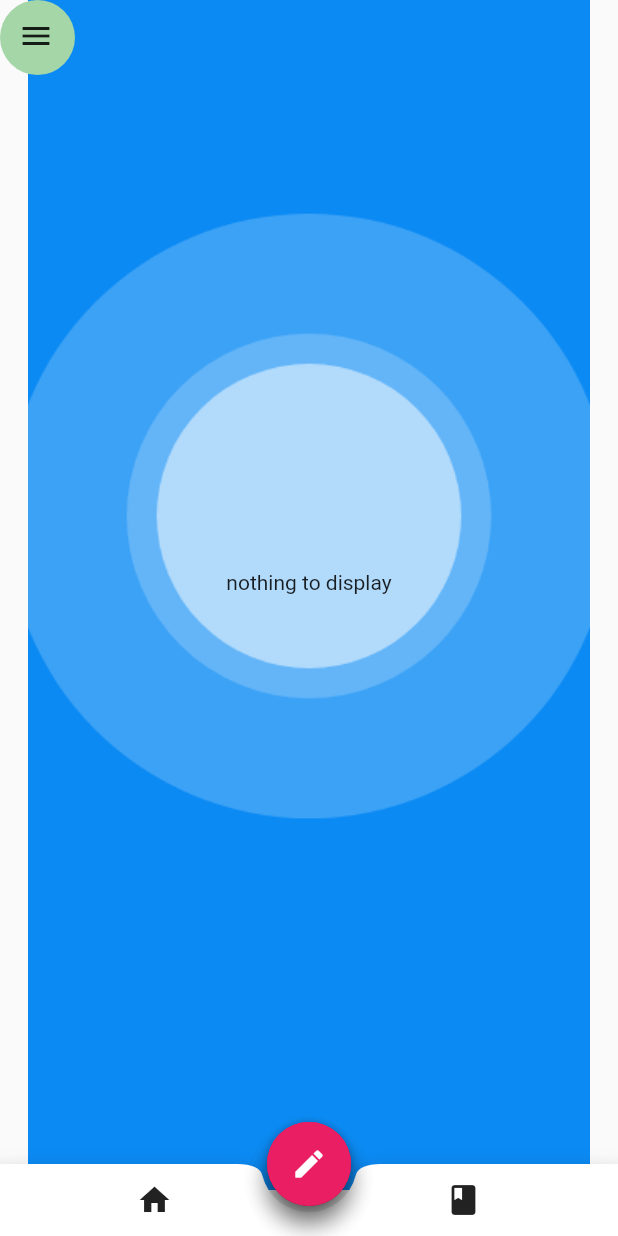
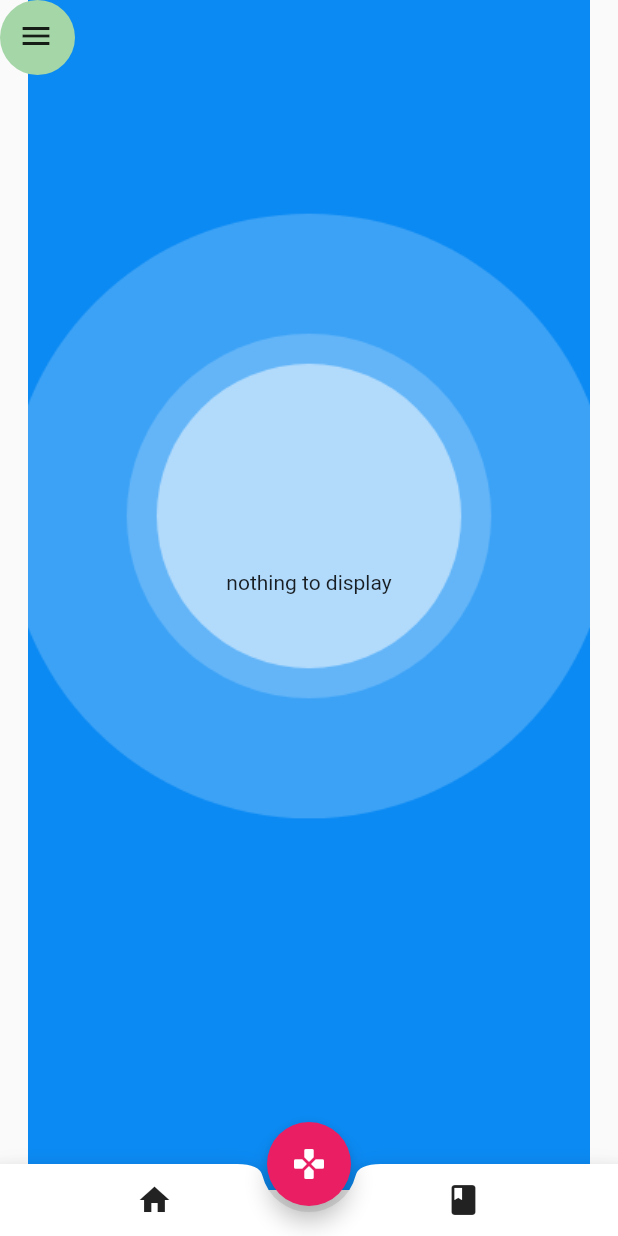
Before and after one commit to numberbee7070/headsup_app, a Flutter app: the HomePage screen opened by its route, on a phone screen of 412 x 824 dp. Run offline on Flutter 3.47's test engine with Material 2 defaults, Android fonts, the phone set to English and light mode, and no system bars; our stand-ins replace country_code_picker, firebase_auth, firebase_core, google_sign_in, image_picker, introduction_screen and 1 more; missing offline and left inert: flutter_auth_buttons; accounts and stored records are empty; generated files the repository leaves out were written again; network calls fail.

Commit message:
FAB button changed

```diff
--- a/lib/pages/diary.dart
+++ b/lib/pages/diary.dart
@@ -143,7 +143,10 @@ class _DiaryState extends State<Diary> {
         ),
       ),
       bottomNavigationBar: BottomNavBar(),
-      floatingActionButton: FABMenuButton(),
+      floatingActionButton: FloatingActionButton(
+        onPressed: () {},
+        child: Icon(Icons.gamepad_rounded),
+      ),
       floatingActionButtonLocation: FloatingActionButtonLocation.centerDocked,
     );
   }
--- a/lib/pages/home.dart
+++ b/lib/pages/home.dart
@@ -72,7 +72,10 @@ class _HomePageState extends State<HomePage> {
         ),
         bottomNavigationBar: BottomNavBar(),
         floatingActionButtonLocation: FloatingActionButtonLocation.centerDocked,
-        floatingActionButton: FABMenuButton(),
+        floatingActionButton: FloatingActionButton(
+          onPressed: () {},
+          child: Icon(Icons.gamepad_rounded),
+        ),
       ),
     );
   }
```
